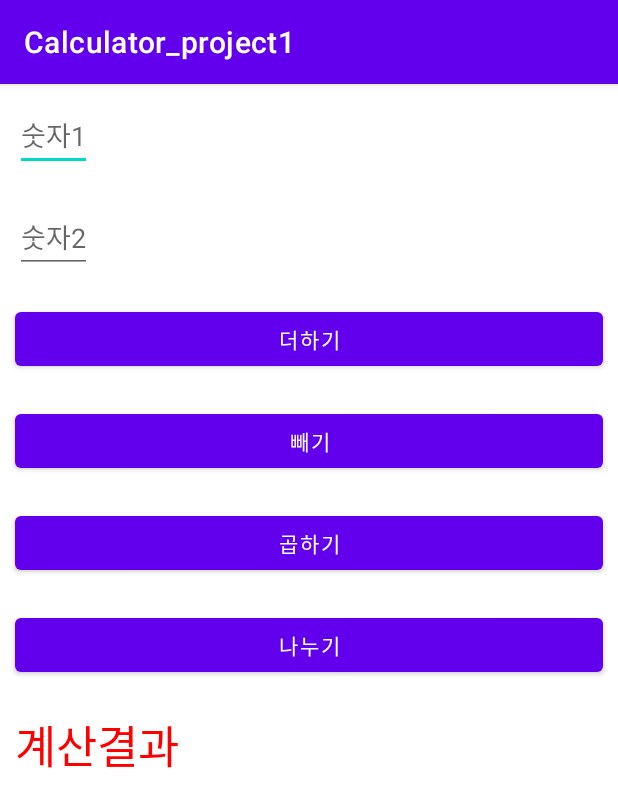
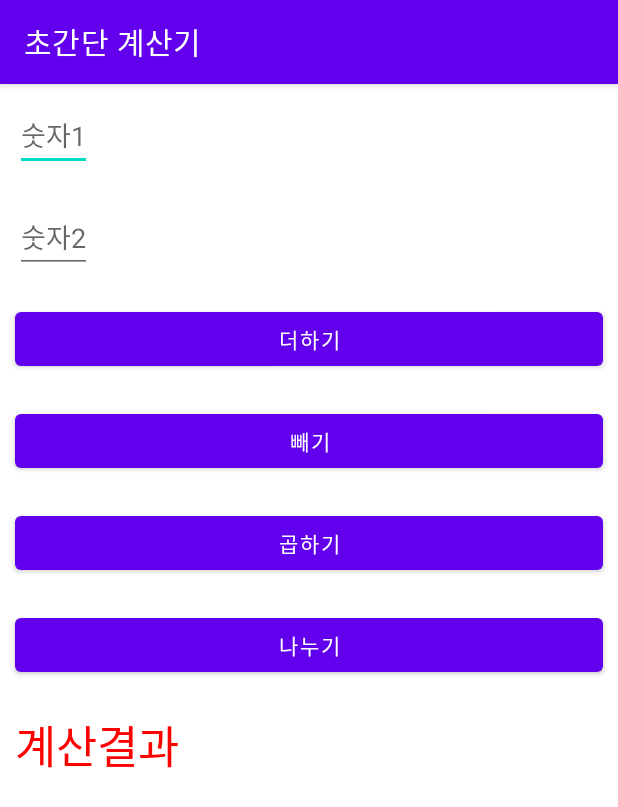
Before and after one commit to thalals/AndroidStudio_Study, an Android app: the screen it shows after launch (MainActivity), on a phone screen of 412 x 824 dp. Shown: the top 807 px of the screen. Run offline under Robolectric (Android 15) with nearby library versions, the phone set to English and light mode, and no system bars.

Commit message:
calculator activity

```diff
--- a/androidstudio_school/calculator_basic1/app/src/main/java/com/example/calculator_project1/MainActivity.java
+++ b/androidstudio_school/calculator_basic1/app/src/main/java/com/example/calculator_project1/MainActivity.java
@@ -3,12 +3,75 @@ package com.example.calculator_project1;
 import androidx.appcompat.app.AppCompatActivity;
 
 import android.os.Bundle;
+import android.view.MotionEvent;
+import android.view.View;
+import android.widget.Button;
+import android.widget.EditText;
+import android.widget.TextView;
 
 public class MainActivity extends AppCompatActivity {
+
+    EditText edit1, edit2;
+    Button btnAdd, btnSub, btnDiv, btnMul;
+    TextView textResult;
+    String num1, num2;
+    Integer result;
 
     @Override
     protected void onCreate(Bundle savedInstanceState) {
         super.onCreate(savedInstanceState);
         setContentView(R.layout.activity_main);
+
+        setTitle("초간단 계산기");
+
+        edit1 = (EditText) findViewById(R.id.Edit1);
+        edit2 = (EditText) findViewById(R.id.Edit2);
+
+        btnAdd = (Button) findViewById(R.id.BtnAdd);
+        btnSub = (Button) findViewById(R.id.BtnSub);
+        btnMul = (Button) findViewById(R.id.BtnMul);
+        btnDiv = (Button) findViewById(R.id.BtnDiv);
+
+        textResult = (TextView) findViewById(R.id.TextResult);
+
+        btnAdd.setOnTouchListener(new View.OnTouchListener() {
+            public boolean onTouch(View arg0, MotionEvent arg1) {
+                num1 = edit1.getText().toString();
+                num2 = edit2.getText().toString();
+                result = Integer.parseInt(num1) + Integer.parseInt(num2);
+                textResult.setText("계산결과 : " + result.toString());
+                return false;
+            }
+        });
+
+        btnSub.setOnTouchListener(new View.OnTouchListener() {
+            public boolean onTouch(View arg0, MotionEvent arg1) {
+                num1 = edit1.getText().toString();
+                num2 = edit2.getText().toString();
+                result = Integer.parseInt(num1) - Integer.parseInt(num2);
+                textResult.setText("계산결과 : " + result.toString());
+                return false;
+            }
+        });
+
+        btnMul.setOnTouchListener(new View.OnTouchListener() {
+            public boolean onTouch(View arg0, MotionEvent arg1) {
+                num1 = edit1.getText().toString();
+                num2 = edit2.getText().toString();
+                result = Integer.parseInt(num1) * Integer.parseInt(num2);
+                textResult.setText("계산결과 : " + result.toString());
+                return false;
+            }
+        });
+
+        btnDiv.setOnTouchListener(new View.OnTouchListener() {
+            public boolean onTouch(View arg0, MotionEvent arg1) {
+                num1 = edit1.getText().toString();
+                num2 = edit2.getText().toString();
+                result = Integer.parseInt(num1) / Integer.parseInt(num2);
+                textResult.setText("계산결과 : " + result.toString());
+                return false;
+            }
+        });
     }
 }
```
